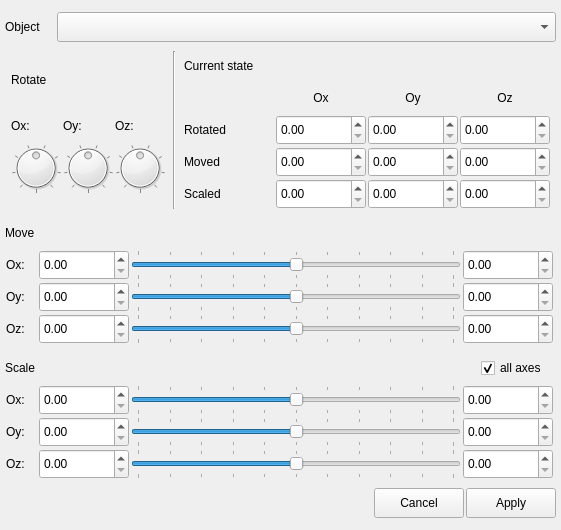
Before: the Qt Designer form forms/controlsdialog.ui in usual-one/3DObjectVisualizer, drawn with Qt 5.
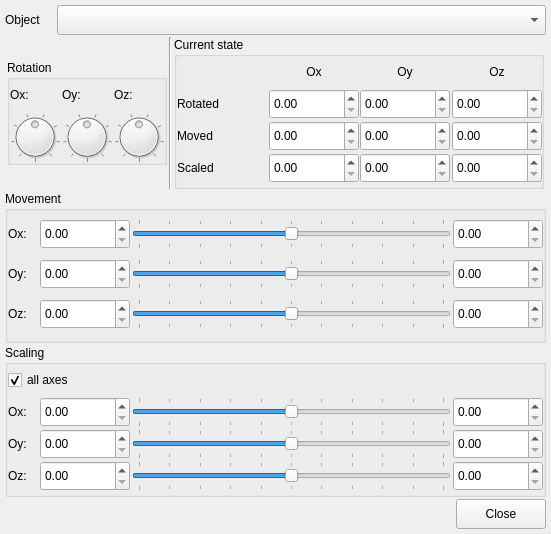
After: the same form once the commit is applied.

Patch:
```diff
--- a/forms/controlsdialog.ui
+++ b/forms/controlsdialog.ui
@@ -6,26 +6,26 @@
    <rect>
     <x>0</x>
     <y>0</y>
-    <width>561</width>
-    <height>530</height>
+    <width>551</width>
+    <height>534</height>
    </rect>
   </property>
   <property name="sizePolicy">
-   <sizepolicy hsizetype="Preferred" vsizetype="Preferred">
+   <sizepolicy hsizetype="Fixed" vsizetype="Fixed">
     <horstretch>0</horstretch>
     <verstretch>0</verstretch>
    </sizepolicy>
   </property>
   <property name="minimumSize">
    <size>
-    <width>561</width>
-    <height>530</height>
+    <width>551</width>
+    <height>534</height>
    </size>
   </property>
   <property name="maximumSize">
    <size>
-    <width>561</width>
-    <height>530</height>
+    <width>551</width>
+    <height>534</height>
    </size>
   </property>
   <property name="windowTitle">
@@ -102,48 +102,37 @@
     </layout>
    </item>
    <item>
-    <layout class="QHBoxLayout" name="layout_state_rotate">
-     <item>
-      <layout class="QVBoxLayout" name="layout_rotate" stretch="0,0">
+    <layout class="QHBoxLayout" name="layout_rotation_state">
        <property name="spacing">
-        <number>2</number>
-       </property>
-       <property name="sizeConstraint">
-        <enum>QLayout::SetDefaultConstraint</enum>
+      <number>0</number>
        </property>
        <item>
-        <widget class="QLabel" name="lbl_rotate">
+      <widget class="QGroupBox" name="gpbx_rotation">
          <property name="sizePolicy">
           <sizepolicy hsizetype="Fixed" vsizetype="Fixed">
            <horstretch>0</horstretch>
            <verstretch>0</verstretch>
           </sizepolicy>
          </property>
-         <property name="minimumSize">
-          <size>
-           <width>50</width>
-           <height>30</height>
-          </size>
-         </property>
-         <property name="maximumSize">
-          <size>
-           <width>50</width>
-           <height>30</height>
-          </size>
-         </property>
-         <property name="text">
-          <string>Rotate</string>
-         </property>
-         <property name="alignment">
-          <set>Qt::AlignLeading|Qt::AlignLeft|Qt::AlignVCenter</set>
-         </property>
-        </widget>
-       </item>
-       <item>
-        <layout class="QHBoxLayout" name="layout_rotate_ctrls">
+       <property name="title">
+        <string>Rotation</string>
+       </property>
+       <layout class="QHBoxLayout" name="horizontalLayout">
          <property name="spacing">
           <number>2</number>
          </property>
+        <property name="leftMargin">
+         <number>0</number>
+        </property>
+        <property name="topMargin">
+         <number>0</number>
+        </property>
+        <property name="rightMargin">
+         <number>0</number>
+        </property>
+        <property name="bottomMargin">
+         <number>0</number>
+        </property>
          <item>
           <layout class="QVBoxLayout" name="layout_ox_rotate">
            <property name="spacing">
@@ -201,7 +190,7 @@
               <enum>Qt::NoFocus</enum>
              </property>
              <property name="maximum">
-              <number>359</number>
+             <number>360</number>
              </property>
              <property name="singleStep">
               <number>4</number>
@@ -288,7 +277,7 @@
               <enum>Qt::NoFocus</enum>
              </property>
              <property name="maximum">
-              <number>359</number>
+             <number>360</number>
              </property>
              <property name="singleStep">
               <number>4</number>
@@ -372,7 +361,7 @@
               <enum>Qt::NoFocus</enum>
              </property>
              <property name="maximum">
-              <number>359</number>
+             <number>360</number>
              </property>
              <property name="singleStep">
               <number>4</number>
@@ -406,8 +395,7 @@
           </layout>
          </item>
         </layout>
-       </item>
-      </layout>
+      </widget>
      </item>
      <item>
       <widget class="Line" name="line">
@@ -417,12 +405,7 @@
       </widget>
      </item>
      <item>
-      <layout class="QVBoxLayout" name="layout_state">
-       <property name="spacing">
-        <number>2</number>
-       </property>
-       <item>
-        <widget class="QLabel" name="lbl_current">
+      <widget class="QGroupBox" name="gpbx_state">
          <property name="sizePolicy">
           <sizepolicy hsizetype="Fixed" vsizetype="Fixed">
            <horstretch>0</horstretch>
@@ -432,103 +415,34 @@
          <property name="minimumSize">
           <size>
            <width>0</width>
-           <height>30</height>
+         <height>0</height>
           </size>
          </property>
          <property name="maximumSize">
           <size>
-           <width>16777215</width>
-           <height>30</height>
-          </size>
-         </property>
-         <property name="text">
+         <width>370</width>
+         <height>161</height>
+        </size>
+       </property>
+       <property name="title">
           <string>Current state</string>
          </property>
-        </widget>
-       </item>
-       <item>
-        <layout class="QGridLayout" name="layout_state_values">
+       <layout class="QGridLayout" name="gridLayout">
+        <property name="leftMargin">
+         <number>0</number>
+        </property>
+        <property name="topMargin">
+         <number>0</number>
+        </property>
+        <property name="rightMargin">
+         <number>0</number>
+        </property>
+        <property name="bottomMargin">
+         <number>0</number>
+        </property>
          <property name="spacing">
           <number>2</number>
          </property>
-         <item row="3" column="0">
-          <widget class="QLabel" name="lbl_scaled">
-           <property name="sizePolicy">
-            <sizepolicy hsizetype="Fixed" vsizetype="Fixed">
-             <horstretch>0</horstretch>
-             <verstretch>0</verstretch>
-            </sizepolicy>
-           </property>
-           <property name="minimumSize">
-            <size>
-             <width>90</width>
-             <height>30</height>
-            </size>
-           </property>
-           <property name="maximumSize">
-            <size>
-             <width>90</width>
-             <height>30</height>
-            </size>
-           </property>
-           <property name="text">
-            <string>Scaled</string>
-           </property>
-          </widget>
-         </item>
-         <item row="0" column="2">
-          <widget class="QLabel" name="lbl_oy">
-           <property name="sizePolicy">
-            <sizepolicy hsizetype="Fixed" vsizetype="Fixed">
-             <horstretch>0</horstretch>
-             <verstretch>0</verstretch>
-            </sizepolicy>
-           </property>
-           <property name="minimumSize">
-            <size>
-             <width>90</width>
-             <height>30</height>
-            </size>
-           </property>
-           <property name="maximumSize">
-            <size>
-             <width>90</width>
-             <height>30</height>
-            </size>
-           </property>
-           <property name="text">
-            <string>Oy</string>
-           </property>
-           <property name="alignment">
-            <set>Qt::AlignCenter</set>
-           </property>
-          </widget>
-         </item>
-         <item row="1" column="0">
-          <widget class="QLabel" name="lbl_rotated">
-           <property name="sizePolicy">
-            <sizepolicy hsizetype="Fixed" vsizetype="Fixed">
-             <horstretch>0</horstretch>
-             <verstretch>0</verstretch>
-            </sizepolicy>
-           </property>
-           <property name="minimumSize">
-            <size>
-             <width>90</width>
-             <height>30</height>
-            </size>
-           </property>
-           <property name="maximumSize">
-            <size>
-             <width>90</width>
-             <height>30</height>
-            </size>
-           </property>
-           <property name="text">
-            <string>Rotated</string>
-           </property>
-          </widget>
-         </item>
          <item row="0" column="1">
           <widget class="QLabel" name="lbl_ox">
            <property name="sizePolicy">
@@ -557,6 +471,34 @@
            </property>
           </widget>
          </item>
+        <item row="0" column="2">
+         <widget class="QLabel" name="lbl_oy">
+          <property name="sizePolicy">
+           <sizepolicy hsizetype="Fixed" vsizetype="Fixed">
+            <horstretch>0</horstretch>
+            <verstretch>0</verstretch>
+           </sizepolicy>
+          </property>
+          <property name="minimumSize">
+           <size>
+            <width>90</width>
+            <height>30</height>
+           </size>
+          </property>
+          <property name="maximumSize">
+           <size>
+            <width>90</width>
+            <height>30</height>
+           </size>
+          </property>
+          <property name="text">
+           <string>Oy</string>
+          </property>
+          <property name="alignment">
+           <set>Qt::AlignCenter</set>
+          </property>
+         </widget>
+        </item>
          <item row="0" column="3">
           <widget class="QLabel" name="lbl_oz">
            <property name="sizePolicy">
@@ -585,8 +527,8 @@
            </property>
           </widget>
          </item>
-         <item row="2" column="0">
-          <widget class="QLabel" name="lbl_moved">
+        <item row="1" column="0">
+         <widget class="QLabel" name="lbl_rotated">
            <property name="sizePolicy">
             <sizepolicy hsizetype="Fixed" vsizetype="Fixed">
              <horstretch>0</horstretch>
@@ -606,7 +548,7 @@
             </size>
            </property>
            <property name="text">
-            <string>Moved</string>
+           <string>Rotated</string>
            </property>
           </widget>
          </item>
@@ -633,6 +575,9 @@
            <property name="focusPolicy">
             <enum>Qt::ClickFocus</enum>
            </property>
+          <property name="maximum">
+           <double>100.000000000000000</double>
+          </property>
           </widget>
          </item>
          <item row="1" column="2">
@@ -658,6 +603,9 @@
            <property name="focusPolicy">
             <enum>Qt::ClickFocus</enum>
            </property>
+          <property name="maximum">
+           <double>100.000000000000000</double>
+          </property>
           </widget>
          </item>
          <item row="1" column="3">
@@ -683,6 +631,34 @@
            <property name="focusPolicy">
             <enum>Qt::ClickFocus</enum>
            </property>
+          <property name="maximum">
+           <double>100.000000000000000</double>
+          </property>
+         </widget>
+        </item>
+        <item row="2" column="0">
+         <widget class="QLabel" name="lbl_moved">
+          <property name="sizePolicy">
+           <sizepolicy hsizetype="Fixed" vsizetype="Fixed">
+            <horstretch>0</horstretch>
+            <verstretch>0</verstretch>
+           </sizepolicy>
+          </property>
+          <property name="minimumSize">
+           <size>
+            <width>90</width>
+            <height>30</height>
+           </size>
+          </property>
+          <property name="maximumSize">
+           <size>
+            <width>90</width>
+            <height>30</height>
+           </size>
+          </property>
+          <property name="text">
+           <string>Moved</string>
+          </property>
           </widget>
          </item>
          <item row="2" column="1">
@@ -708,6 +684,9 @@
            <property name="focusPolicy">
             <enum>Qt::ClickFocus</enum>
            </property>
+          <property name="maximum">
+           <double>100.000000000000000</double>
+          </property>
           </widget>
          </item>
          <item row="2" column="2">
@@ -733,6 +712,9 @@
            <property name="focusPolicy">
             <enum>Qt::ClickFocus</enum>
            </property>
+          <property name="maximum">
+           <double>100.000000000000000</double>
+          </property>
           </widget>
          </item>
          <item row="2" column="3">
@@ -758,6 +740,34 @@
            <property name="focusPolicy">
             <enum>Qt::ClickFocus</enum>
            </property>
+          <property name="maximum">
+           <double>100.000000000000000</double>
+          </property>
+         </widget>
+        </item>
+        <item row="3" column="0">
+         <widget class="QLabel" name="lbl_scaled">
+          <property name="sizePolicy">
+           <sizepolicy hsizetype="Fixed" vsizetype="Fixed">
+            <horstretch>0</horstretch>
+            <verstretch>0</verstretch>
+           </sizepolicy>
+          </property>
+          <property name="minimumSize">
+           <size>
+            <width>90</width>
+            <height>30</height>
+           </size>
+          </property>
+          <property name="maximumSize">
+           <size>
+            <width>90</width>
+            <height>30</height>
+           </size>
+          </property>
+          <property name="text">
+           <string>Scaled</string>
+          </property>
           </widget>
          </item>
          <item row="3" column="1">
@@ -783,6 +793,12 @@
            <property name="focusPolicy">
             <enum>Qt::ClickFocus</enum>
            </property>
+          <property name="maximum">
+           <double>100.000000000000000</double>
+          </property>
+          <property name="singleStep">
+           <double>0.100000000000000</double>
+          </property>
           </widget>
          </item>
          <item row="3" column="2">
@@ -808,6 +824,12 @@
            <property name="focusPolicy">
             <enum>Qt::ClickFocus</enum>
            </property>
+          <property name="maximum">
+           <double>100.000000000000000</double>
+          </property>
+          <property name="singleStep">
+           <double>0.100000000000000</double>
+          </property>
           </widget>
          </item>
          <item row="3" column="3">
@@ -833,44 +855,40 @@
            <property name="focusPolicy">
             <enum>Qt::ClickFocus</enum>
            </property>
+          <property name="maximum">
+           <double>100.000000000000000</double>
+          </property>
+          <property name="singleStep">
+           <double>0.100000000000000</double>
+          </property>
           </widget>
          </item>
         </layout>
-       </item>
-      </layout>
+      </widget>
      </item>
     </layout>
    </item>
    <item>
-    <layout class="QVBoxLayout" name="layout_move">
+    <widget class="QGroupBox" name="gpbx_movement">
+     <property name="title">
+      <string>Movement</string>
+     </property>
+     <layout class="QVBoxLayout" name="verticalLayout">
      <property name="spacing">
       <number>2</number>
      </property>
-     <item>
-      <widget class="QLabel" name="lbl_move">
-       <property name="sizePolicy">
-        <sizepolicy hsizetype="Fixed" vsizetype="Fixed">
-         <horstretch>0</horstretch>
-         <verstretch>0</verstretch>
-        </sizepolicy>
-       </property>
-       <property name="minimumSize">
-        <size>
-         <width>40</width>
-         <height>30</height>
-        </size>
-       </property>
-       <property name="maximumSize">
-        <size>
-         <width>40</width>
-         <height>30</height>
-        </size>
-       </property>
-       <property name="text">
-        <string>Move</string>
-       </property>
-      </widget>
-     </item>
+      <property name="leftMargin">
+       <number>0</number>
+      </property>
+      <property name="topMargin">
+       <number>0</number>
+      </property>
+      <property name="rightMargin">
+       <number>0</number>
+      </property>
+      <property name="bottomMargin">
+       <number>0</number>
+      </property>
      <item>
       <layout class="QHBoxLayout" name="layout_ox_move">
        <property name="sizeConstraint">
@@ -929,6 +947,9 @@
            <property name="focusPolicy">
             <enum>Qt::ClickFocus</enum>
            </property>
+            <property name="maximum">
+             <double>100.000000000000000</double>
+            </property>
           </widget>
          </item>
          <item>
@@ -1012,6 +1033,9 @@
            <property name="focusPolicy">
             <enum>Qt::ClickFocus</enum>
            </property>
+            <property name="maximum">
+             <double>100.000000000000000</double>
+            </property>
           </widget>
          </item>
         </layout>
@@ -1076,6 +1100,9 @@
            <property name="focusPolicy">
             <enum>Qt::ClickFocus</enum>
            </property>
+            <property name="maximum">
+             <double>100.000000000000000</double>
+            </property>
           </widget>
          </item>
          <item>
@@ -1150,6 +1177,9 @@
            <property name="focusPolicy">
             <enum>Qt::ClickFocus</enum>
            </property>
+            <property name="maximum">
+             <double>100.000000000000000</double>
+            </property>
           </widget>
          </item>
         </layout>
@@ -1214,6 +1244,9 @@
            <property name="focusPolicy">
             <enum>Qt::ClickFocus</enum>
            </property>
+            <property name="maximum">
+             <double>100.000000000000000</double>
+            </property>
           </widget>
          </item>
          <item>
@@ -1288,6 +1321,9 @@
            <property name="focusPolicy">
             <enum>Qt::ClickFocus</enum>
            </property>
+            <property name="maximum">
+             <double>100.000000000000000</double>
+            </property>
           </widget>
          </item>
         </layout>
@@ -1295,55 +1331,29 @@
       </layout>
      </item>
     </layout>
+    </widget>
    </item>
    <item>
-    <layout class="QVBoxLayout" name="layout_scale">
+    <widget class="QGroupBox" name="gpbx_scaling">
+     <property name="title">
+      <string>Scaling</string>
+     </property>
+     <layout class="QVBoxLayout" name="verticalLayout_2">
      <property name="spacing">
       <number>2</number>
      </property>
-     <item>
-      <layout class="QHBoxLayout" name="layout_scale_params">
-       <property name="spacing">
+      <property name="leftMargin">
         <number>0</number>
        </property>
-       <item>
-        <widget class="QLabel" name="lbl_scale">
-         <property name="sizePolicy">
-          <sizepolicy hsizetype="Fixed" vsizetype="Fixed">
-           <horstretch>0</horstretch>
-           <verstretch>0</verstretch>
-          </sizepolicy>
-         </property>
-         <property name="minimumSize">
-          <size>
-           <width>35</width>
-           <height>30</height>
-          </size>
-         </property>
-         <property name="maximumSize">
-          <size>
-           <width>35</width>
-           <height>30</height>
-          </size>
-         </property>
-         <property name="text">
-          <string>Scale</string>
-         </property>
-        </widget>
-       </item>
-       <item>
-        <spacer name="spacer_scale">
-         <property name="orientation">
-          <enum>Qt::Horizontal</enum>
-         </property>
-         <property name="sizeHint" stdset="0">
-          <size>
-           <width>40</width>
-           <height>20</height>
-          </size>
-         </property>
-        </spacer>
-       </item>
+      <property name="topMargin">
+       <number>0</number>
+      </property>
+      <property name="rightMargin">
+       <number>0</number>
+      </property>
+      <property name="bottomMargin">
+       <number>0</number>
+      </property>
        <item>
         <widget class="QCheckBox" name="chbx_all">
          <property name="sizePolicy">
@@ -1375,8 +1385,6 @@
          </property>
         </widget>
        </item>
-      </layout>
-     </item>
      <item>
       <layout class="QHBoxLayout" name="layout_ox_scale">
        <property name="sizeConstraint">
@@ -1435,6 +1443,12 @@
            <property name="focusPolicy">
             <enum>Qt::ClickFocus</enum>
            </property>
+            <property name="maximum">
+             <double>100.000000000000000</double>
+            </property>
+            <property name="singleStep">
+             <double>0.100000000000000</double>
+            </property>
           </widget>
          </item>
          <item>
@@ -1518,6 +1532,12 @@
            <property name="focusPolicy">
             <enum>Qt::ClickFocus</enum>
            </property>
+            <property name="maximum">
+             <double>100.000000000000000</double>
+            </property>
+            <property name="singleStep">
+             <double>0.100000000000000</double>
+            </property>
           </widget>
          </item>
         </layout>
@@ -1582,6 +1602,12 @@
            <property name="focusPolicy">
             <enum>Qt::ClickFocus</enum>
            </property>
+            <property name="maximum">
+             <double>100.000000000000000</double>
+            </property>
+            <property name="singleStep">
+             <double>0.100000000000000</double>
+            </property>
           </widget>
          </item>
          <item>
@@ -1656,6 +1682,12 @@
            <property name="focusPolicy">
             <enum>Qt::ClickFocus</enum>
            </property>
+            <property name="maximum">
+             <double>100.000000000000000</double>
+            </property>
+            <property name="singleStep">
+             <double>0.100000000000000</double>
+            </property>
           </widget>
          </item>
         </layout>
@@ -1720,6 +1752,12 @@
            <property name="focusPolicy">
             <enum>Qt::ClickFocus</enum>
            </property>
+            <property name="maximum">
+             <double>100.000000000000000</double>
+            </property>
+            <property name="singleStep">
+             <double>0.100000000000000</double>
+            </property>
           </widget>
          </item>
          <item>
@@ -1794,6 +1832,12 @@
            <property name="focusPolicy">
             <enum>Qt::ClickFocus</enum>
            </property>
+            <property name="maximum">
+             <double>100.000000000000000</double>
+            </property>
+            <property name="singleStep">
+             <double>0.100000000000000</double>
+            </property>
           </widget>
          </item>
         </layout>
@@ -1801,6 +1845,7 @@
       </layout>
      </item>
     </layout>
+    </widget>
    </item>
    <item>
     <layout class="QHBoxLayout" name="layout_action">
@@ -1849,7 +1894,7 @@
           <enum>Qt::NoFocus</enum>
          </property>
          <property name="text">
-          <string>Cancel</string>
+          <string>Close</string>
          </property>
          <property name="shortcut">
           <string>Esc</string>
@@ -1859,40 +1904,6 @@
          </property>
         </widget>
        </item>
-       <item>
-        <widget class="QPushButton" name="btn_apply">
-         <property name="sizePolicy">
-          <sizepolicy hsizetype="Fixed" vsizetype="Fixed">
-           <horstretch>0</horstretch>
-           <verstretch>0</verstretch>
-          </sizepolicy>
-         </property>
-         <property name="minimumSize">
-          <size>
-           <width>90</width>
-           <height>30</height>
-          </size>
-         </property>
-         <property name="maximumSize">
-          <size>
-           <width>90</width>
-           <height>30</height>
-          </size>
-         </property>
-         <property name="focusPolicy">
-          <enum>Qt::NoFocus</enum>
-         </property>
-         <property name="text">
-          <string>Apply</string>
-         </property>
-         <property name="shortcut">
-          <string>Return</string>
-         </property>
-         <property name="autoDefault">
-          <bool>false</bool>
-         </property>
-        </widget>
-       </item>
       </layout>
      </item>
     </layout>
```
Left out of the diff: 4 changed lines with no effect on the pictures. Lines whose indentation alone changed are shown as unchanged.
